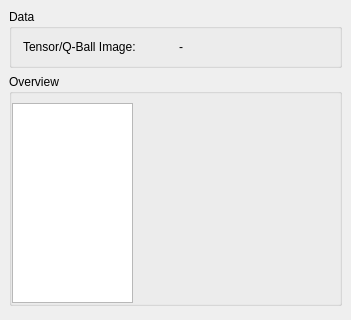
Old version of the form Plugins/org.mitk.gui.qt.diffusionimaging/src/internal/QmitkODFDetailsViewControls.ui in the repository MITK/MITK; both pictures show x 0 to 351 and y 0 to 320 of the 351 by 734 pixel window.
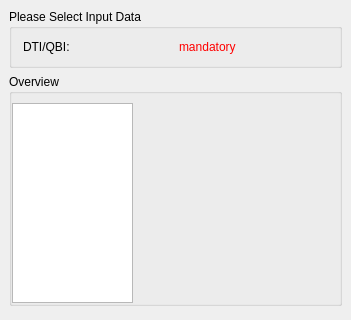
New version of the form. Custom widgets are drawn as their Qt base class.

Patch:
```diff
--- a/Plugins/org.mitk.gui.qt.diffusionimaging/src/internal/QmitkODFDetailsViewControls.ui
+++ b/Plugins/org.mitk.gui.qt.diffusionimaging/src/internal/QmitkODFDetailsViewControls.ui
@@ -29,20 +29,20 @@
    <item>
     <widget class="QGroupBox" name="groupBox_2">
      <property name="title">
-      <string>Data</string>
+      <string>Please Select Input Data</string>
      </property>
      <layout class="QGridLayout" name="gridLayout_3">
       <item row="0" column="0">
        <widget class="QLabel" name="label">
         <property name="text">
-         <string>Tensor/Q-Ball Image:</string>
+         <string>DTI/QBI:</string>
         </property>
        </widget>
       </item>
       <item row="0" column="1">
        <widget class="QLabel" name="m_InputImageLabel">
         <property name="text">
-         <string>-</string>
+         <string>&lt;html&gt;&lt;head/&gt;&lt;body&gt;&lt;p&gt;&lt;span style=&quot; color:#ff0000;&quot;&gt;mandatory&lt;/span&gt;&lt;/p&gt;&lt;/body&gt;&lt;/html&gt;</string>
         </property>
        </widget>
       </item>
```
Left out of the diff: 2 changed lines with no effect on the pictures.
